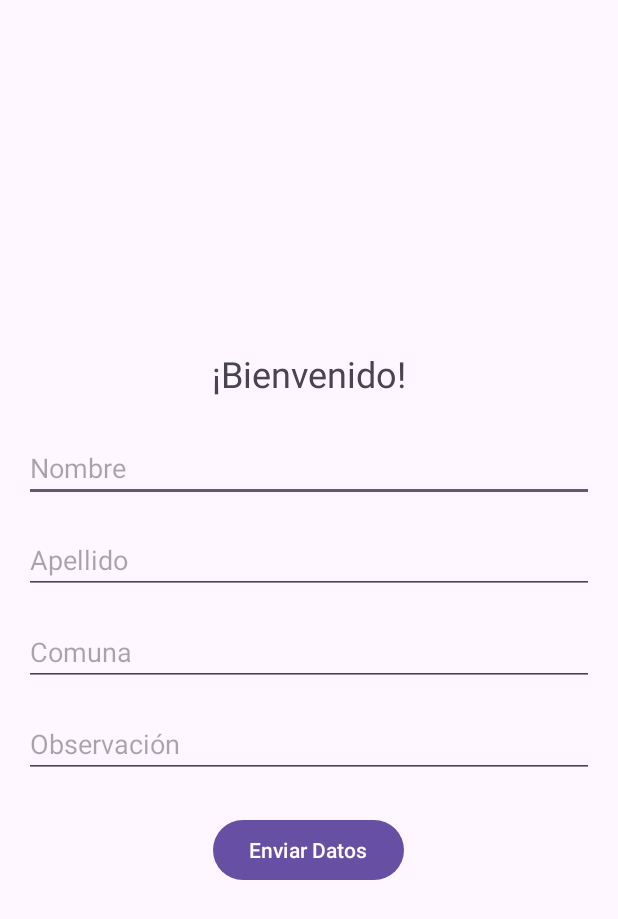
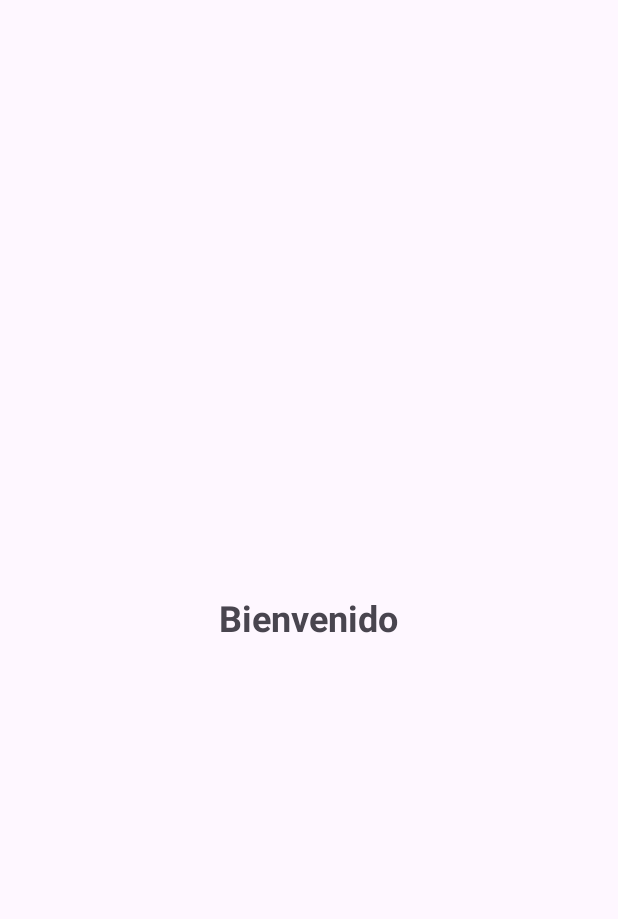
Before and after one commit to thecrisrex/EVA1, an Android app built with Jetpack Compose: the layout activity_welcome.xml on its own in the app's theme, with its tools: preview values and no code run, on a phone screen of 412 x 824 dp. Shown: the top 919 px of the screen. Run offline under Robolectric (Android 15) with nearby library versions, the phone set to English and light mode, and no system bars.

Commit message:
Revert "jj"
This reverts commit 0ff52603f05d5902cd89eff216721cbf323268a1.

```diff
--- a/app/src/main/res/layout/activity_welcome.xml
+++ b/app/src/main/res/layout/activity_welcome.xml
@@ -1,60 +1,14 @@
-<?xml version="1.0" encoding="utf-8"?>
-<LinearLayout xmlns:android="http://schemas.android.com/apk/res/android"
+<RelativeLayout xmlns:android="http://schemas.android.com/apk/res/android"
     android:layout_width="match_parent"
     android:layout_height="match_parent"
-    android:orientation="vertical"
-    android:padding="16dp"
     android:gravity="center">
 
-    <!-- Mensaje de Bienvenida -->
     <TextView
         android:id="@+id/welcome_text"
         android:layout_width="wrap_content"
         android:layout_height="wrap_content"
+        android:text="Bienvenido"
         android:textSize="24sp"
-        android:text="¡Bienvenido!"
-        android:layout_marginBottom="24dp" />
+        android:textStyle="bold" />
 
-    <!-- Campo para Nombre -->
-    <EditText
-        android:id="@+id/etNombre"
-        android:layout_width="match_parent"
-        android:layout_height="wrap_content"
-        android:hint="Nombre"
-        android:inputType="textPersonName"
-        android:layout_marginBottom="16dp"/>
-
-    <!-- Campo para Apellido -->
-    <EditText
-        android:id="@+id/etApellido"
-        android:layout_width="match_parent"
-        android:layout_height="wrap_content"
-        android:hint="Apellido"
-        android:inputType="textPersonName"
-        android:layout_marginBottom="16dp"/>
-
-    <!-- Campo para Comuna -->
-    <EditText
-        android:id="@+id/etComuna"
-        android:layout_width="match_parent"
-        android:layout_height="wrap_content"
-        android:hint="Comuna"
-        android:inputType="text"
-        android:layout_marginBottom="16dp"/>
-
-    <!-- Campo para Observación -->
-    <EditText
-        android:id="@+id/etObservacion"
-        android:layout_width="match_parent"
-        android:layout_height="wrap_content"
-        android:hint="Observación"
-        android:inputType="textMultiLine"
-        android:layout_marginBottom="24dp"/>
-
-    <!-- Botón para Enviar Datos -->
-    <Button
-        android:id="@+id/btnEnviar"
-        android:layout_width="wrap_content"
-        android:layout_height="wrap_content"
-        android:text="Enviar Datos" />
-</LinearLayout>
+</RelativeLayout>
```
Also changed, not shown: app/src/main/java/com/example/eva1/WelcomeActivity.kt (+3 -55 lines).
